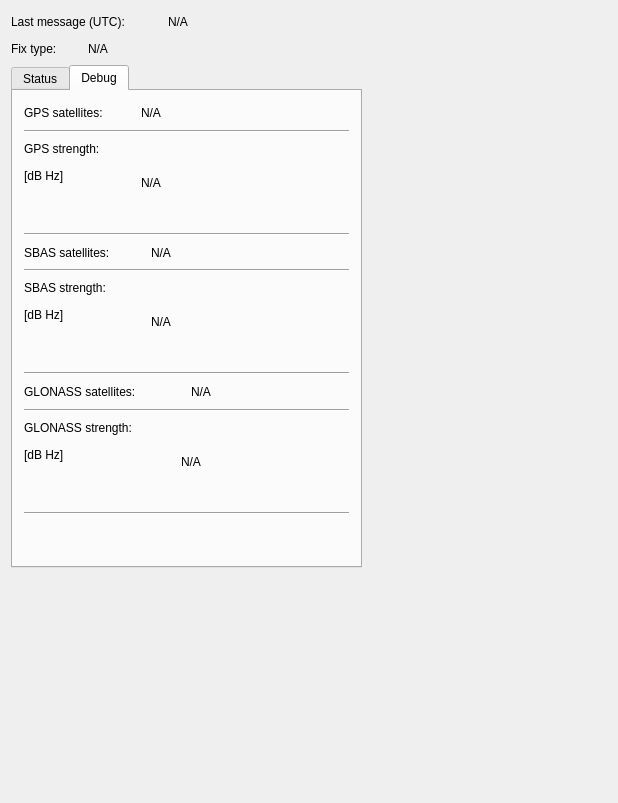
First picture: the form in rqt_gps_rtk_plugin/resource/gps_rtk_plugin.ui, repository ethz-asl/ethz_piksi_ros, before the edit.
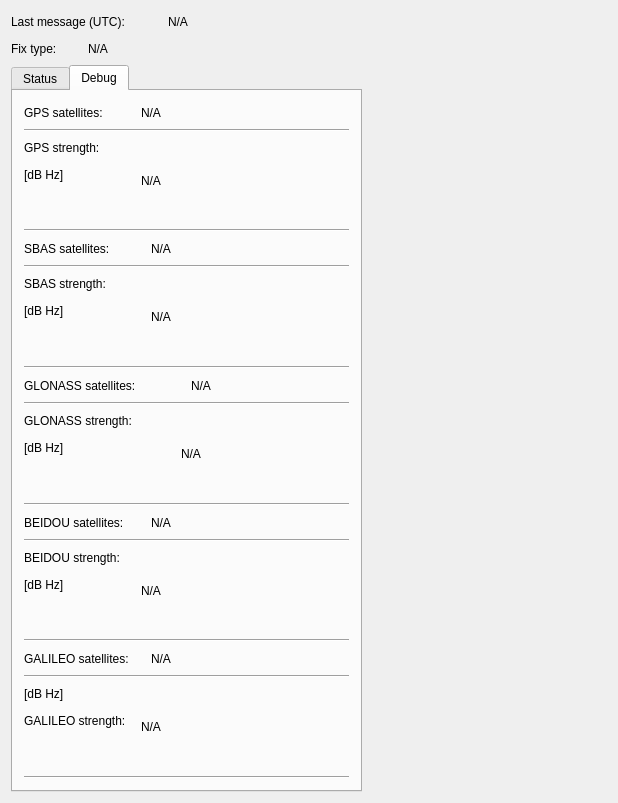
Second picture: the form after the edit. The open tabs and pages were chosen to show the change.

Commit message: Include BEIDOU and GALILEO debug info.

Patch:
```diff
--- a/rqt_gps_rtk_plugin/resource/gps_rtk_plugin.ui
+++ b/rqt_gps_rtk_plugin/resource/gps_rtk_plugin.ui
@@ -1083,6 +1083,314 @@
                </property>
               </widget>
              </item>
+             <item>
+              <layout class="QHBoxLayout" name="horizontalLayout_21">
+               <item>
+                <widget class="QLabel" name="label_beidouSatellites_description">
+                 <property name="sizePolicy">
+                  <sizepolicy hsizetype="Fixed" vsizetype="Preferred">
+                   <horstretch>0</horstretch>
+                   <verstretch>0</verstretch>
+                  </sizepolicy>
+                 </property>
+                 <property name="minimumSize">
+                  <size>
+                   <width>121</width>
+                   <height>21</height>
+                  </size>
+                 </property>
+                 <property name="text">
+                  <string>BEIDOU satellites:</string>
+                 </property>
+                </widget>
+               </item>
+               <item>
+                <widget class="QLabel" name="label_beidouSatellites">
+                 <property name="sizePolicy">
+                  <sizepolicy hsizetype="Fixed" vsizetype="Preferred">
+                   <horstretch>0</horstretch>
+                   <verstretch>0</verstretch>
+                  </sizepolicy>
+                 </property>
+                 <property name="minimumSize">
+                  <size>
+                   <width>51</width>
+                   <height>21</height>
+                  </size>
+                 </property>
+                 <property name="text">
+                  <string>N/A</string>
+                 </property>
+                </widget>
+               </item>
+               <item>
+                <spacer name="horizontalSpacer_16">
+                 <property name="orientation">
+                  <enum>Qt::Horizontal</enum>
+                 </property>
+                 <property name="sizeHint" stdset="0">
+                  <size>
+                   <width>40</width>
+                   <height>20</height>
+                  </size>
+                 </property>
+                </spacer>
+               </item>
+              </layout>
+             </item>
+             <item>
+              <widget class="Line" name="line_2">
+               <property name="orientation">
+                <enum>Qt::Horizontal</enum>
+               </property>
+              </widget>
+             </item>
+             <item>
+              <layout class="QHBoxLayout" name="horizontalLayout_22">
+               <item>
+                <layout class="QVBoxLayout" name="verticalLayout_7">
+                 <item>
+                  <widget class="QLabel" name="label_beidouStrength_description">
+                   <property name="sizePolicy">
+                    <sizepolicy hsizetype="Fixed" vsizetype="Preferred">
+                     <horstretch>0</horstretch>
+                     <verstretch>0</verstretch>
+                    </sizepolicy>
+                   </property>
+                   <property name="minimumSize">
+                    <size>
+                     <width>111</width>
+                     <height>21</height>
+                    </size>
+                   </property>
+                   <property name="text">
+                    <string>&lt;html&gt;&lt;head/&gt;&lt;body&gt;&lt;p&gt;BEIDOU strength:&lt;/p&gt;&lt;/body&gt;&lt;/html&gt;</string>
+                   </property>
+                  </widget>
+                 </item>
+                 <item>
+                  <widget class="QLabel" name="label_beidouStrength_description_unit">
+                   <property name="sizePolicy">
+                    <sizepolicy hsizetype="Fixed" vsizetype="Preferred">
+                     <horstretch>0</horstretch>
+                     <verstretch>0</verstretch>
+                    </sizepolicy>
+                   </property>
+                   <property name="minimumSize">
+                    <size>
+                     <width>81</width>
+                     <height>21</height>
+                    </size>
+                   </property>
+                   <property name="text">
+                    <string>&lt;html&gt;&lt;head/&gt;&lt;body&gt;&lt;p&gt;[dB Hz]&lt;/p&gt;&lt;/body&gt;&lt;/html&gt;</string>
+                   </property>
+                  </widget>
+                 </item>
+                 <item>
+                  <spacer name="verticalSpacer_6">
+                   <property name="orientation">
+                    <enum>Qt::Vertical</enum>
+                   </property>
+                   <property name="sizeHint" stdset="0">
+                    <size>
+                     <width>20</width>
+                     <height>40</height>
+                    </size>
+                   </property>
+                  </spacer>
+                 </item>
+                </layout>
+               </item>
+               <item>
+                <widget class="QLabel" name="label_beidouStrength">
+                 <property name="minimumSize">
+                  <size>
+                   <width>0</width>
+                   <height>21</height>
+                  </size>
+                 </property>
+                 <property name="text">
+                  <string>N/A</string>
+                 </property>
+                 <property name="wordWrap">
+                  <bool>true</bool>
+                 </property>
+                </widget>
+               </item>
+               <item>
+                <spacer name="horizontalSpacer_19">
+                 <property name="orientation">
+                  <enum>Qt::Horizontal</enum>
+                 </property>
+                 <property name="sizeHint" stdset="0">
+                  <size>
+                   <width>40</width>
+                   <height>20</height>
+                  </size>
+                 </property>
+                </spacer>
+               </item>
+              </layout>
+             </item>
+             <item>
+              <widget class="Line" name="line_10">
+               <property name="orientation">
+                <enum>Qt::Horizontal</enum>
+               </property>
+              </widget>
+             </item>
+             <item>
+              <layout class="QHBoxLayout" name="horizontalLayout_23">
+               <item>
+                <widget class="QLabel" name="label_galileoSatellites_description">
+                 <property name="sizePolicy">
+                  <sizepolicy hsizetype="Fixed" vsizetype="Preferred">
+                   <horstretch>0</horstretch>
+                   <verstretch>0</verstretch>
+                  </sizepolicy>
+                 </property>
+                 <property name="minimumSize">
+                  <size>
+                   <width>121</width>
+                   <height>21</height>
+                  </size>
+                 </property>
+                 <property name="text">
+                  <string>GALILEO satellites:</string>
+                 </property>
+                </widget>
+               </item>
+               <item>
+                <widget class="QLabel" name="label_galileoSatellites">
+                 <property name="minimumSize">
+                  <size>
+                   <width>51</width>
+                   <height>21</height>
+                  </size>
+                 </property>
+                 <property name="text">
+                  <string>N/A</string>
+                 </property>
+                </widget>
+               </item>
+               <item>
+                <spacer name="horizontalSpacer_20">
+                 <property name="orientation">
+                  <enum>Qt::Horizontal</enum>
+                 </property>
+                 <property name="sizeHint" stdset="0">
+                  <size>
+                   <width>40</width>
+                   <height>20</height>
+                  </size>
+                 </property>
+                </spacer>
+               </item>
+              </layout>
+             </item>
+             <item>
+              <widget class="Line" name="line_11">
+               <property name="orientation">
+                <enum>Qt::Horizontal</enum>
+               </property>
+              </widget>
+             </item>
+             <item>
+              <layout class="QHBoxLayout" name="horizontalLayout_24">
+               <item>
+                <layout class="QVBoxLayout" name="verticalLayout_8">
+                 <item>
+                  <widget class="QLabel" name="label_galileoStrength_description_unit">
+                   <property name="sizePolicy">
+                    <sizepolicy hsizetype="Fixed" vsizetype="Preferred">
+                     <horstretch>0</horstretch>
+                     <verstretch>0</verstretch>
+                    </sizepolicy>
+                   </property>
+                   <property name="minimumSize">
+                    <size>
+                     <width>81</width>
+                     <height>21</height>
+                    </size>
+                   </property>
+                   <property name="text">
+                    <string>&lt;html&gt;&lt;head/&gt;&lt;body&gt;&lt;p&gt;[dB Hz]&lt;/p&gt;&lt;/body&gt;&lt;/html&gt;</string>
+                   </property>
+                  </widget>
+                 </item>
+                 <item>
+                  <widget class="QLabel" name="label_galileoStrength_description">
+                   <property name="sizePolicy">
+                    <sizepolicy hsizetype="Fixed" vsizetype="Preferred">
+                     <horstretch>0</horstretch>
+                     <verstretch>0</verstretch>
+                    </sizepolicy>
+                   </property>
+                   <property name="minimumSize">
+                    <size>
+                     <width>111</width>
+                     <height>21</height>
+                    </size>
+                   </property>
+                   <property name="text">
+                    <string>&lt;html&gt;&lt;head/&gt;&lt;body&gt;&lt;p&gt;GALILEO strength:&lt;/p&gt;&lt;/body&gt;&lt;/html&gt;</string>
+                   </property>
+                  </widget>
+                 </item>
+                 <item>
+                  <spacer name="verticalSpacer_7">
+                   <property name="orientation">
+                    <enum>Qt::Vertical</enum>
+                   </property>
+                   <property name="sizeHint" stdset="0">
+                    <size>
+                     <width>20</width>
+                     <height>40</height>
+                    </size>
+                   </property>
+                  </spacer>
+                 </item>
+                </layout>
+               </item>
+               <item>
+                <widget class="QLabel" name="label_galileoStrength">
+                 <property name="minimumSize">
+                  <size>
+                   <width>0</width>
+                   <height>21</height>
+                  </size>
+                 </property>
+                 <property name="text">
+                  <string>N/A</string>
+                 </property>
+                 <property name="wordWrap">
+                  <bool>true</bool>
+                 </property>
+                </widget>
+               </item>
+               <item>
+                <spacer name="horizontalSpacer_21">
+                 <property name="orientation">
+                  <enum>Qt::Horizontal</enum>
+                 </property>
+                 <property name="sizeHint" stdset="0">
+                  <size>
+                   <width>40</width>
+                   <height>20</height>
+                  </size>
+                 </property>
+                </spacer>
+               </item>
+              </layout>
+             </item>
+             <item>
+              <widget class="Line" name="line_12">
+               <property name="orientation">
+                <enum>Qt::Horizontal</enum>
+               </property>
+              </widget>
+             </item>
              <item>
               <spacer name="verticalSpacer_5">
                <property name="orientation">
```
Left out of the diff: 2 changed lines with no effect on the pictures.
